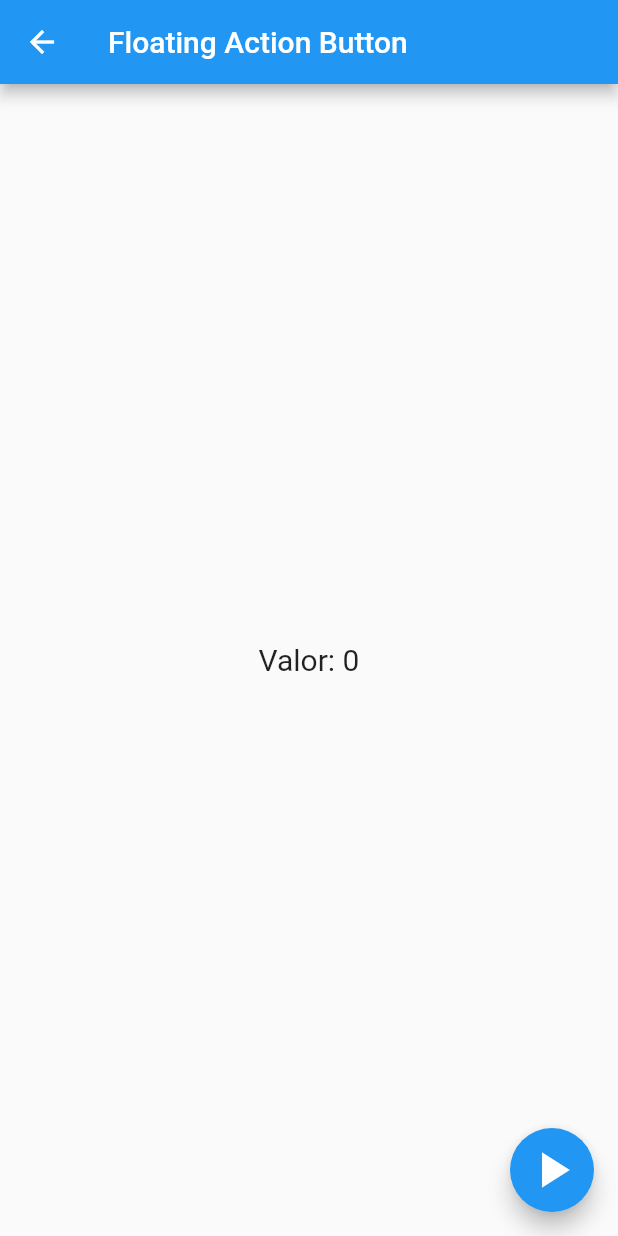
After one commit to joesilvams/v-gqs_aulas, a Flutter app: the FloatingActionButtonPage screen opened directly, on a phone screen of 412 x 824 dp. The commit adds this screen. Run offline on Flutter 3.47's test engine with Material 2 defaults, Android fonts, the phone set to English and light mode, and no system bars.

Commit message:
issue:Aula-2 description: -Cricação das interfaces para a aula 2

```diff
--- /dev/null
+++ b/lib/pages/floating_action_button/floating_action_button_page.dart
@@ -0,0 +1,40 @@
+import 'package:flutter/material.dart';
+
+class FloatingActionButtonPage extends StatefulWidget {
+  const FloatingActionButtonPage({Key? key}) : super(key: key);
+
+  @override
+  State<FloatingActionButtonPage> createState() =>
+      _FloatingActionButtonPageState();
+}
+
+class _FloatingActionButtonPageState extends State<FloatingActionButtonPage> {
+  var value = 0;
+
+  @override
+  Widget build(BuildContext context) {
+    return Scaffold(
+      appBar: AppBar(
+        title: const Text('Floating Action Button'),
+      ),
+      body: Center(
+        child: Text(
+          'Valor: $value',
+          style: const TextStyle(fontSize: 20),
+        ),
+      ),
+      floatingActionButton: FloatingActionButton(
+        autofocus: true,
+        child: const Icon(
+          Icons.play_arrow,
+          size: 40,
+        ),
+        onPressed: () {
+          setState(() {
+            value++;
+          });
+        },
+      ),
+    );
+  }
+}
```
Also changed, not shown: lib/pages/catalog/catalog_page.dart (+7 -4 lines), lib/pages/circular_progress_indicator/circular_progress_indicator_page.dart (added, +66 -0 lines), lib/pages/safe_area/safe_area_page.dart (added, +29 -0 lines).
